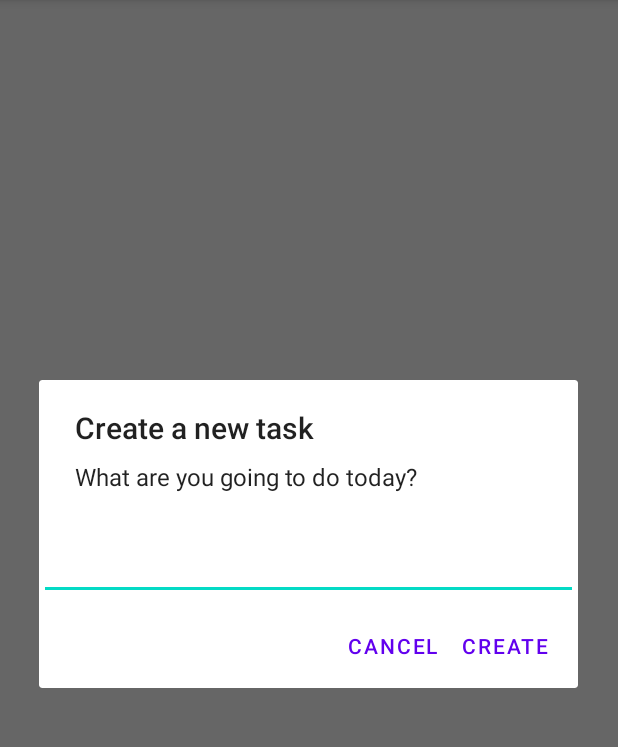
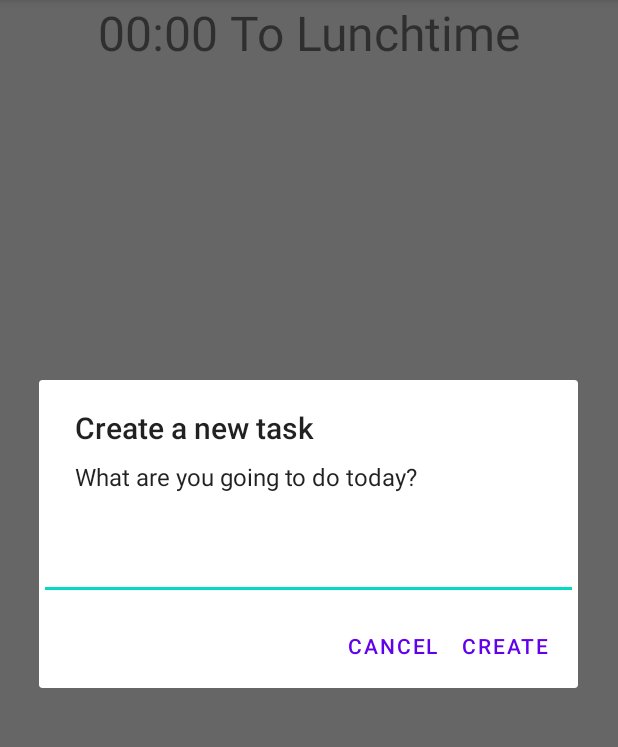
Before and after one commit to JoaoPito/BeforeLunchtime, an Android app: the screen it shows after launch (MainActivity), after a tap on "Add Task", on a phone screen of 412 x 824 dp, the part 84-831 px from its top. Run offline under Robolectric (Android 15) with nearby library versions, the phone set to English and light mode, and no system bars.

```diff
--- a/app/src/main/java/com/joaopito/beforelunchtime/MainActivity.java
+++ b/app/src/main/java/com/joaopito/beforelunchtime/MainActivity.java
@@ -123,6 +123,7 @@ public class MainActivity extends AppCompatActivity {
 
             textView.setText(checkboxItems.get(position));
             cb.setChecked(checkboxState.get(position));
+
             return convertView;
         }
     }
@@ -201,6 +202,8 @@ public class MainActivity extends AppCompatActivity {
         String task = getTextfromUI(view);
         deleteTask(task);
         createTask(done,task);
+
+        //UpdateUI();
     }
 
     public void deleteTaskUI(View view){
--- a/app/src/main/res/layout/activity_main.xml
+++ b/app/src/main/res/layout/activity_main.xml
@@ -6,12 +6,35 @@
     android:layout_height="match_parent"
     tools:context=".MainActivity">
 
+    <TextView
+        android:id="@+id/timer_display"
+
+        android:layout_width="wrap_content"
+        android:layout_height="wrap_content"
+        android:layout_alignParentEnd="true"
+        android:layout_alignParentRight="true"
+
+        android:layout_marginStart="8dp"
+        android:layout_marginLeft="8dp"
+        android:layout_marginEnd="8dp"
+        android:layout_marginRight="8dp"
+
+        android:text="@string/timer_placeholder"
+        android:textSize="32sp"
+        app:layout_constraintEnd_toEndOf="parent"
+        app:layout_constraintStart_toStartOf="parent"
+        app:layout_constraintTop_toTopOf="parent"
+        tools:ignore="MissingConstraints" />
+
     <ListView
         android:id="@+id/list_todo"
         android:layout_width="wrap_content"
         android:layout_height="wrap_content"
+        android:layout_marginTop="8dp"
+        android:layout_marginBottom="16dp"
+
         app:layout_constraintLeft_toLeftOf="parent"
         app:layout_constraintRight_toRightOf="parent"
-        app:layout_constraintTop_toTopOf="parent" />
+        app:layout_constraintTop_toBottomOf="@+id/timer_display" />
 
 </androidx.constraintlayout.widget.ConstraintLayout>
--- a/app/src/main/res/values/strings.xml
+++ b/app/src/main/res/values/strings.xml
@@ -8,4 +8,5 @@
 
     <string name="Default_Cancel">Cancel</string>
     <string name="Default_Create">Create</string>
+    <string name="timer_placeholder">00:00 To Lunchtime</string>
 </resources>
```
